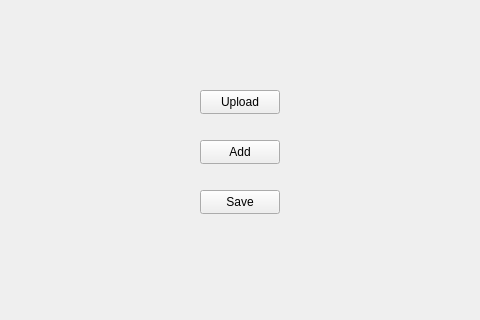
The window that managerwindow.ui (hungneyugn/ManageRestaurant) describes before a commit, drawn with Qt 5; both pictures show x 210 to 690 and y 0 to 320 of the 882 by 547 pixel window.
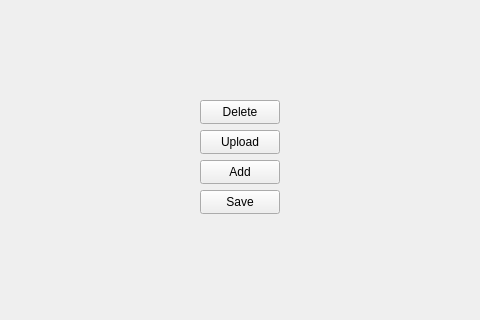
The same window after the commit.

Commit message: Add: Button delete listItem, delete Table and delete row file text

```diff
--- a/managerwindow.ui
+++ b/managerwindow.ui
@@ -18,7 +18,7 @@
     <property name="geometry">
      <rect>
       <x>410</x>
-      <y>90</y>
+      <y>130</y>
       <width>80</width>
       <height>24</height>
      </rect>
@@ -31,7 +31,7 @@
     <property name="geometry">
      <rect>
       <x>410</x>
-      <y>140</y>
+      <y>160</y>
       <width>80</width>
       <height>24</height>
      </rect>
@@ -53,6 +53,19 @@
      <string>Save</string>
     </property>
    </widget>
+   <widget class="QPushButton" name="btn_delete">
+    <property name="geometry">
+     <rect>
+      <x>410</x>
+      <y>100</y>
+      <width>80</width>
+      <height>24</height>
+     </rect>
+    </property>
+    <property name="text">
+     <string>Delete</string>
+    </property>
+   </widget>
   </widget>
  </widget>
  <resources/>
```
The commit also changes 3 other files.
